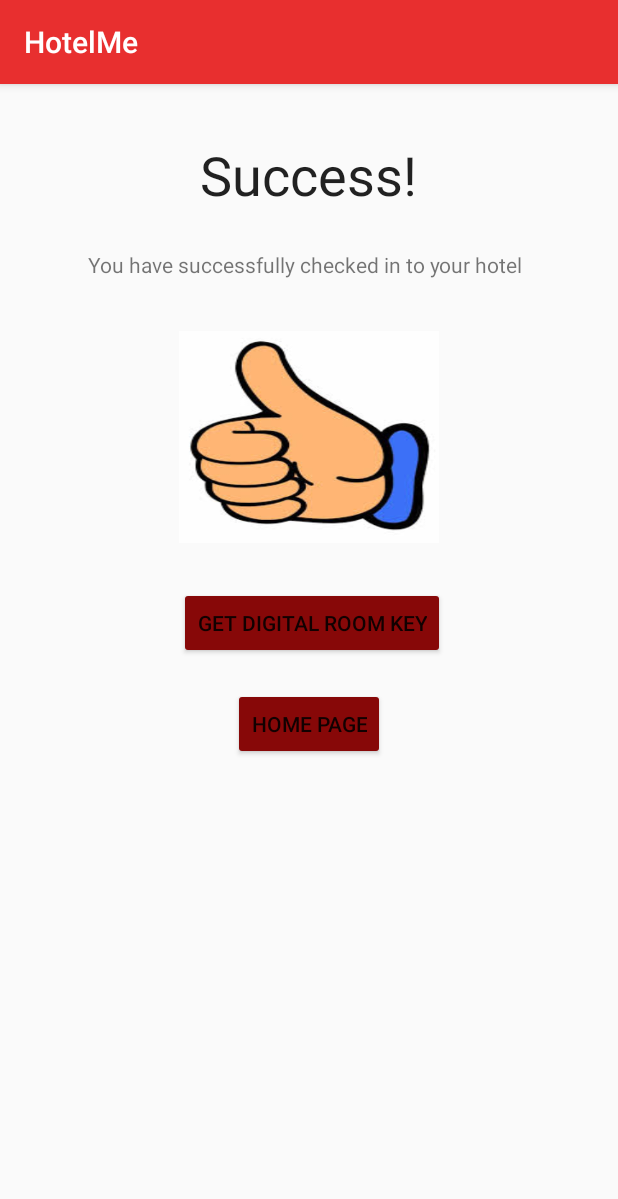
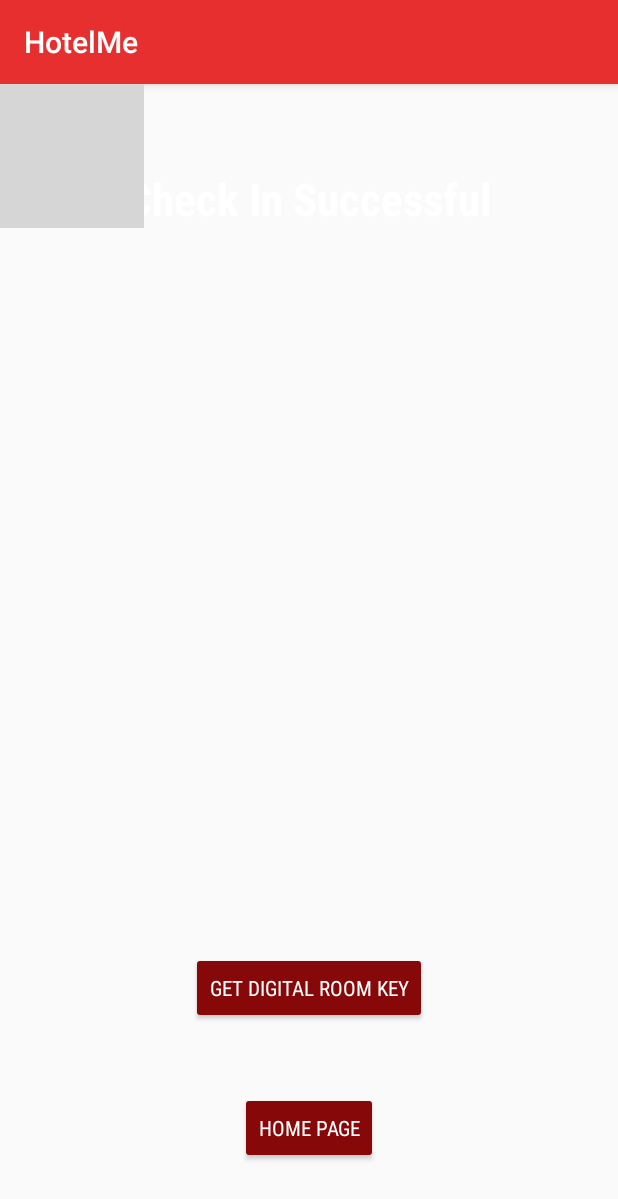
Before and after one commit to ElenaPMay/HackGT2017, an Android app: the SuccessCheckInActivity screen opened directly, with no data from a screen before it, on a phone screen of 412 x 824 dp. Shown: the top 1199 px of the screen. Run offline under Robolectric (Android 15) with nearby library versions, the phone set to English and light mode, and no system bars; grey boxes are pictures that could not be loaded.

Commit message:
succes check in ui

```diff
--- a/HotelMe/app/src/main/res/layout/activity_success_check_in.xml
+++ b/HotelMe/app/src/main/res/layout/activity_success_check_in.xml
@@ -6,51 +6,18 @@
     android:layout_height="match_parent"
     tools:context="gatech.hotelme.Controller.SuccessCheckInActivity">
 
-    <TextView
-        android:id="@+id/success_text"
-        android:layout_width="wrap_content"
-        android:layout_height="wrap_content"
-        android:text="Success!"
-        android:textAppearance="@style/TextAppearance.AppCompat.Body1"
-        android:textSize="36sp"
-        tools:layout_editor_absoluteX="120dp"
-        tools:layout_editor_absoluteY="72dp"
-        android:layout_alignParentTop="true"
-        android:layout_centerHorizontal="true"
-        android:layout_marginTop="36dp" />
-
-    <TextView
-        android:id="@+id/success_text2"
-        android:layout_width="294dp"
-        android:layout_height="36dp"
-        android:text="You have successfully checked in to your hotel"
-        tools:layout_editor_absoluteX="45dp"
-        tools:layout_editor_absoluteY="134dp"
-        android:layout_marginTop="26dp"
-        android:layout_below="@+id/success_text"
-        android:layout_centerHorizontal="true" />
-
-    <ImageButton
-        android:id="@+id/imageButton2"
-        android:layout_width="173dp"
-        android:layout_height="141dp"
-        android:background="@drawable/thumbs_up"
-        tools:layout_editor_absoluteX="106dp"
-        tools:layout_editor_absoluteY="185dp"
-        android:layout_below="@+id/success_text2"
-        android:layout_centerHorizontal="true"
-        android:layout_marginTop="18dp" />
-
     <Button
         android:id="@+id/go_to_hotel_key_screen"
         android:layout_width="wrap_content"
         android:layout_height="wrap_content"
-        android:layout_alignStart="@+id/imageButton2"
-        android:layout_below="@+id/imageButton2"
-        android:layout_marginTop="29dp"
+        android:layout_above="@+id/home_page"
+        android:layout_centerHorizontal="true"
+        android:layout_marginBottom="45dp"
         android:backgroundTint="@color/colorPrimaryDark"
+        android:fontFamily="sans-serif-condensed"
         android:onClick="onGetKeyPressed"
         android:text="GET DIGITAL ROOM KEY"
+        android:textColor="@color/common_google_signin_btn_text_dark_default"
         tools:layout_editor_absoluteX="103dp"
         tools:layout_editor_absoluteY="428dp" />
 
@@ -58,13 +25,37 @@
         android:id="@+id/home_page"
         android:layout_width="wrap_content"
         android:layout_height="wrap_content"
-        android:layout_below="@+id/go_to_hotel_key_screen"
+        android:layout_alignParentBottom="true"
         android:layout_centerHorizontal="true"
-        android:layout_marginTop="19dp"
+        android:layout_marginBottom="48dp"
         android:backgroundTint="@color/colorPrimaryDark"
+        android:fontFamily="sans-serif-condensed"
         android:onClick="onHomePressed"
         android:text="Home Page"
+        android:textColor="@color/common_google_signin_btn_text_dark_default"
         tools:layout_editor_absoluteX="141dp"
         tools:layout_editor_absoluteY="362dp" />
 
+    <ImageView
+        android:id="@+id/imageView4"
+        android:scaleType="fitXY"
+        android:layout_width="wrap_content"
+        android:layout_height="wrap_content"
+        app:srcCompat="@drawable/black_background"
+        android:layout_alignParentTop="true"
+        android:layout_alignParentStart="true" />
+
+    <TextView
+        android:id="@+id/CheckInSucessful"
+        android:layout_width="wrap_content"
+        android:layout_height="wrap_content"
+        android:layout_alignParentTop="true"
+        android:layout_centerHorizontal="true"
+        android:layout_marginTop="56dp"
+        android:fontFamily="sans-serif-condensed"
+        android:text="Check In Successful"
+        android:textColor="@color/common_google_signin_btn_text_dark_default"
+        android:textSize="30sp"
+        android:textStyle="bold" />
+
 </RelativeLayout>
```
